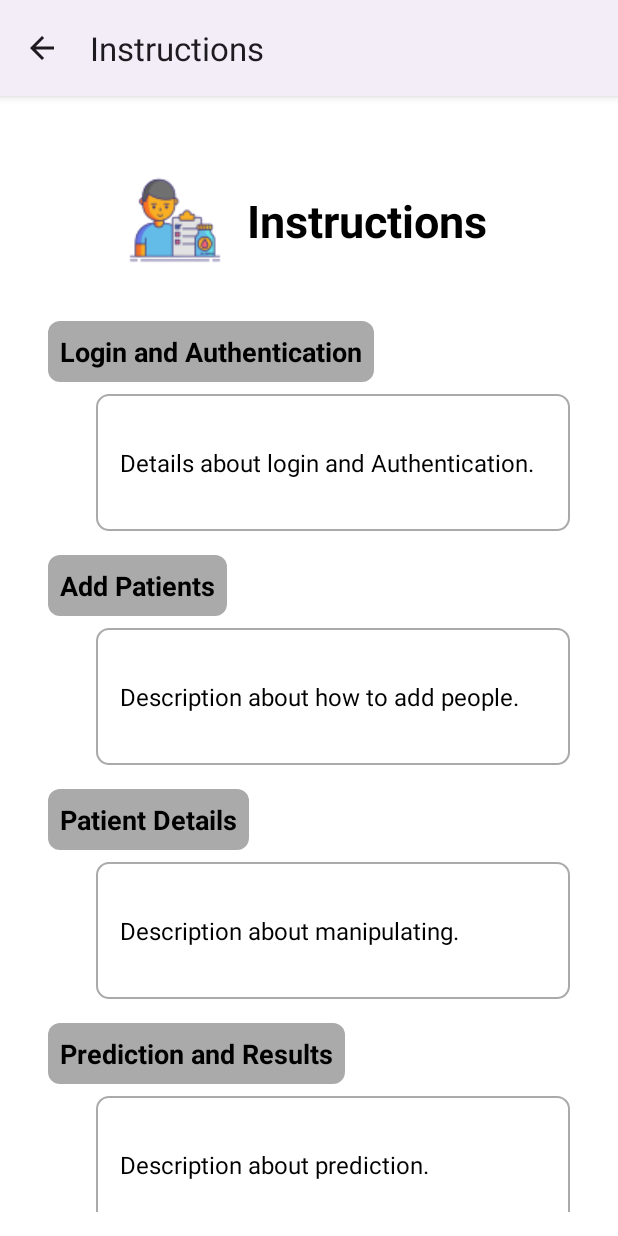
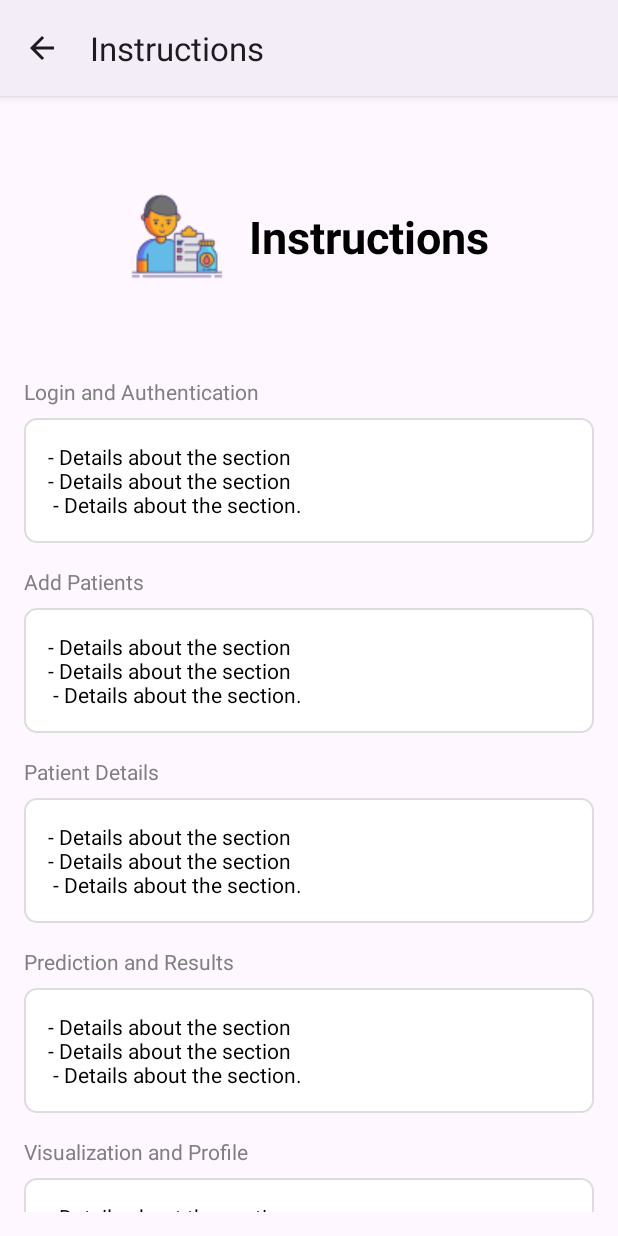
Before and after one commit to parthshah04/Osteoporosis-Detection-App, an Android app: the InstructionActivity screen opened directly, with no data from a screen before it, on a phone screen of 412 x 824 dp. Run offline under Robolectric (Android 15) with nearby library versions, the phone set to English and light mode, and no system bars.

Commit message:
Instructions - final commit

```diff
--- a/app/src/main/res/layout/activity_instruction.xml
+++ b/app/src/main/res/layout/activity_instruction.xml
@@ -1,21 +1,20 @@
-<?xml version="1.0" encoding="utf-8"?>
+<!-- activity_instructions.xml -->
 <ScrollView xmlns:android="http://schemas.android.com/apk/res/android"
+    xmlns:app="http://schemas.android.com/apk/res-auto"
     android:layout_width="match_parent"
     android:layout_height="match_parent"
     android:padding="16dp"
-    android:background="@android:color/white"
     android:scrollbars="none">
 
     <LinearLayout
         android:layout_width="match_parent"
         android:layout_height="wrap_content"
-        android:orientation="vertical"
-        android:padding="16dp">
+        android:orientation="vertical">
 
-        <!-- Title Section -->
+        <!-- Header Section -->
         <LinearLayout
-            android:layout_width="346dp"
-            android:layout_height="118dp"
+            android:layout_width="match_parent"
+            android:layout_height="171dp"
             android:gravity="center"
             android:orientation="horizontal"
             android:paddingBottom="16dp">
@@ -36,244 +35,129 @@
                 android:textStyle="bold" />
         </LinearLayout>
 
-        <!-- Section 1: Login & Authentication -->
+        <!-- Title: Login and Authentication -->
+        <TextView
+            android:layout_width="wrap_content"
+            android:layout_height="wrap_content"
+            android:text="Login and Authentication"
+            android:textSize="14sp"
+            android:textColor="#808080"
+            android:paddingBottom="8dp" />
+
         <LinearLayout
             android:layout_width="match_parent"
             android:layout_height="wrap_content"
             android:orientation="vertical"
+            android:background="@drawable/settings_card_background"
+            android:padding="16dp"
             android:layout_marginBottom="16dp">
 
-            <!-- Heading -->
-            <LinearLayout
+            <TextView
                 android:layout_width="wrap_content"
                 android:layout_height="wrap_content"
-                android:background="@drawable/box_heading_background"
-                android:padding="8dp"
-                android:layout_marginBottom="8dp">
-
-                <TextView
-                    android:layout_width="wrap_content"
-                    android:layout_height="wrap_content"
-                    android:text="Login and Authentication"
-                    android:textSize="18sp"
-                    android:textStyle="bold"
-                    android:textColor="@android:color/black" />
-            </LinearLayout>
-
-            <!-- Explanation -->
-            <LinearLayout
-                android:layout_width="match_parent"
-                android:layout_height="wrap_content"
-                android:orientation="horizontal"
-                android:paddingStart="32dp">
-
-                <LinearLayout
-                    android:layout_width="0dp"
-                    android:layout_height="wrap_content"
-                    android:layout_weight="1"
-                    android:background="@drawable/box_background"
-                    android:padding="16dp">
-
-                    <TextView
-                        android:layout_width="wrap_content"
-                        android:layout_height="wrap_content"
-                        android:text="\nDetails about login and Authentication.\n"
-                        android:textSize="16sp"
-                        android:textColor="@android:color/black" />
-                </LinearLayout>
-            </LinearLayout>
+                android:text="- Details about the section\n- Details about the section\n - Details about the section."
+                android:textSize="14sp"
+                android:textColor="#000000" />
         </LinearLayout>
 
-        <!-- Section 2: Add Patients -->
+        <!-- Title: Add Patients -->
+        <TextView
+            android:layout_width="wrap_content"
+            android:layout_height="wrap_content"
+            android:text="Add Patients"
+            android:textSize="14sp"
+            android:textColor="#808080"
+            android:paddingBottom="8dp" />
+
         <LinearLayout
             android:layout_width="match_parent"
             android:layout_height="wrap_content"
             android:orientation="vertical"
+            android:background="@drawable/settings_card_background"
+            android:padding="16dp"
             android:layout_marginBottom="16dp">
 
-            <!-- Heading -->
-            <LinearLayout
+            <TextView
                 android:layout_width="wrap_content"
                 android:layout_height="wrap_content"
-                android:background="@drawable/box_heading_background"
-                android:padding="8dp"
-                android:layout_marginBottom="8dp">
-
-                <TextView
-                    android:layout_width="wrap_content"
-                    android:layout_height="wrap_content"
-                    android:text="Add Patients"
-                    android:textSize="18sp"
-                    android:textStyle="bold"
-                    android:textColor="@android:color/black" />
-            </LinearLayout>
-
-            <!-- Explanation -->
-            <LinearLayout
-                android:layout_width="match_parent"
-                android:layout_height="wrap_content"
-                android:orientation="horizontal"
-                android:paddingStart="32dp">
-
-                <LinearLayout
-                    android:layout_width="0dp"
-                    android:layout_height="wrap_content"
-                    android:layout_weight="1"
-                    android:background="@drawable/box_background"
-                    android:padding="16dp">
-
-                    <TextView
-                        android:layout_width="wrap_content"
-                        android:layout_height="wrap_content"
-                        android:text="\nDescription about how to add people.\n"
-                        android:textSize="16sp"
-                        android:textColor="@android:color/black" />
-                </LinearLayout>
-            </LinearLayout>
+                android:text="- Details about the section\n- Details about the section\n - Details about the section."
+                android:textSize="14sp"
+                android:textColor="#000000" />
         </LinearLayout>
 
-        <!-- Section 3: Patient Details -->
+        <!-- Title: Patient Details -->
+        <TextView
+            android:layout_width="wrap_content"
+            android:layout_height="wrap_content"
+            android:text="Patient Details"
+            android:textSize="14sp"
+            android:textColor="#808080"
+            android:paddingBottom="8dp" />
+
         <LinearLayout
             android:layout_width="match_parent"
             android:layout_height="wrap_content"
             android:orientation="vertical"
+            android:background="@drawable/settings_card_background"
+            android:padding="16dp"
             android:layout_marginBottom="16dp">
 
-            <!-- Heading -->
-            <LinearLayout
+            <TextView
                 android:layout_width="wrap_content"
                 android:layout_height="wrap_content"
-                android:background="@drawable/box_heading_background"
-                android:padding="8dp"
-                android:layout_marginBottom="8dp">
-
-                <TextView
-                    android:layout_width="wrap_content"
-                    android:layout_height="wrap_content"
-                    android:text="Patient Details"
-                    android:textSize="18sp"
-                    android:textStyle="bold"
-                    android:textColor="@android:color/black" />
-            </LinearLayout>
-
-            <!-- Explanation -->
-            <LinearLayout
-                android:layout_width="match_parent"
-                android:layout_height="wrap_content"
-                android:orientation="horizontal"
-                android:paddingStart="32dp">
-
-                <LinearLayout
-                    android:layout_width="0dp"
-                    android:layout_height="wrap_content"
-                    android:layout_weight="1"
-                    android:background="@drawable/box_background"
-                    android:padding="16dp">
-
-                    <TextView
-                        android:layout_width="wrap_content"
-                        android:layout_height="wrap_content"
-                        android:text="\nDescription about manipulating.\n"
-                        android:textSize="16sp"
-                        android:textColor="@android:color/black" />
-                </LinearLayout>
-            </LinearLayout>
+                android:text="- Details about the section\n- Details about the section\n - Details about the section."
+                android:textSize="14sp"
+                android:textColor="#000000" />
         </LinearLayout>
 
-        <!-- Section 4: Prediction & Results -->
+        <!-- Title: Prediction and Results -->
+        <TextView
+            android:layout_width="wrap_content"
+            android:layout_height="wrap_content"
+            android:text="Prediction and Results"
+            android:textSize="14sp"
+            android:textColor="#808080"
+            android:paddingBottom="8dp" />
+
         <LinearLayout
             android:layout_width="match_parent"
             android:layout_height="wrap_content"
             android:orientation="vertical"
+            android:background="@drawable/settings_card_background"
+            android:padding="16dp"
             android:layout_marginBottom="16dp">
 
-            <!-- Heading -->
-            <LinearLayout
+            <TextView
                 android:layout_width="wrap_content"
                 android:layout_height="wrap_content"
-                android:background="@drawable/box_heading_background"
-                android:padding="8dp"
-                android:layout_marginBottom="8dp">
-
-                <TextView
-                    android:layout_width="wrap_content"
-                    android:layout_height="wrap_content"
-                    android:text="Prediction and Results"
-                    android:textSize="18sp"
-                    android:textStyle="bold"
-                    android:textColor="@android:color/black" />
-            </LinearLayout>
-
-            <!-- Explanation -->
-            <LinearLayout
-                android:layout_width="match_parent"
-                android:layout_height="wrap_content"
-                android:orientation="horizontal"
-                android:paddingStart="32dp">
-
-                <LinearLayout
-                    android:layout_width="0dp"
-                    android:layout_height="wrap_content"
-                    android:layout_weight="1"
-                    android:background="@drawable/box_background"
-                    android:padding="16dp">
-
-                    <TextView
-                        android:layout_width="wrap_content"
-                        android:layout_height="wrap_content"
-                        android:text="\nDescription about prediction.\n"
-                        android:textSize="16sp"
-                        android:textColor="@android:color/black" />
-                </LinearLayout>
-            </LinearLayout>
+                android:text="- Details about the section\n- Details about the section\n - Details about the section."
+                android:textSize="14sp"
+                android:textColor="#000000" />
         </LinearLayout>
 
-        <!-- Section 5: Visualization & Profile -->
+        <!-- Title: Visualization and Profile -->
+        <TextView
+            android:layout_width="wrap_content"
+            android:layout_height="wrap_content"
+            android:text="Visualization and Profile"
+            android:textSize="14sp"
+            android:textColor="#808080"
+            android:paddingBottom="8dp" />
+
         <LinearLayout
             android:layout_width="match_parent"
             android:layout_height="wrap_content"
             android:orientation="vertical"
+            android:background="@drawable/settings_card_background"
+            android:padding="16dp"
             android:layout_marginBottom="16dp">
 
-            <!-- Heading -->
-            <LinearLayout
+            <TextView
                 android:layout_width="wrap_content"
                 android:layout_height="wrap_content"
-                android:background="@drawable/box_heading_background"
-                android:padding="8dp"
-                android:layout_marginBottom="8dp">
-
-                <TextView
-                    android:layout_width="wrap_content"
-                    android:layout_height="wrap_content"
-                    android:text="Visualization and Profile"
-                    android:textSize="18sp"
-                    android:textStyle="bold"
-                    android:textColor="@android:color/black" />
-            </LinearLayout>
-
-            <!-- Explanation -->
-            <LinearLayout
-                android:layout_width="match_parent"
-                android:layout_height="wrap_content"
-                android:orientation="horizontal"
-                android:paddingStart="32dp">
-
-                <LinearLayout
-                    android:layout_width="0dp"
-                    android:layout_height="wrap_content"
-                    android:layout_weight="1"
-                    android:background="@drawable/box_background"
-                    android:padding="16dp">
-
-                    <TextView
-                        android:layout_width="wrap_content"
-                        android:layout_height="wrap_content"
-                        android:text="\nDescription about Visualization and Doctor's Profile.\n"
-                        android:textSize="16sp"
-                        android:textColor="@android:color/black" />
-                </LinearLayout>
-            </LinearLayout>
+                android:text="- Details about the section\n- Details about the section\n - Details about the section."
+                android:textSize="14sp"
+                android:textColor="#000000" />
         </LinearLayout>
 
     </LinearLayout>
--- a/app/src/main/res/layout/activity_settings.xml
+++ b/app/src/main/res/layout/activity_settings.xml
@@ -92,13 +92,13 @@
 
             <TextView
                 android:layout_width="wrap_content"
-                android:layout_height="wrap_content"
+                android:layout_height="34dp"
+                android:layout_marginBottom="0dp"
+                android:paddingStart="0dp"
                 android:text="Osteo Vision"
-                android:textSize="18sp"
                 android:textColor="#000000"
-                android:textStyle="bold"
-                android:paddingStart="0dp"
-                android:layout_marginBottom="0dp" />
+                android:textSize="22sp"
+                android:textStyle="bold" />
 
             <TextView
                 android:layout_width="wrap_content"
@@ -112,7 +112,7 @@
             <TextView
                 android:layout_width="wrap_content"
                 android:layout_height="wrap_content"
-                android:text="Masters of Applied Computing"
+                android:text="Academic Project - Masters of Applied Computing"
                 android:textSize="14sp"
                 android:textColor="#000000"
                 android:paddingStart="0dp" />
```
